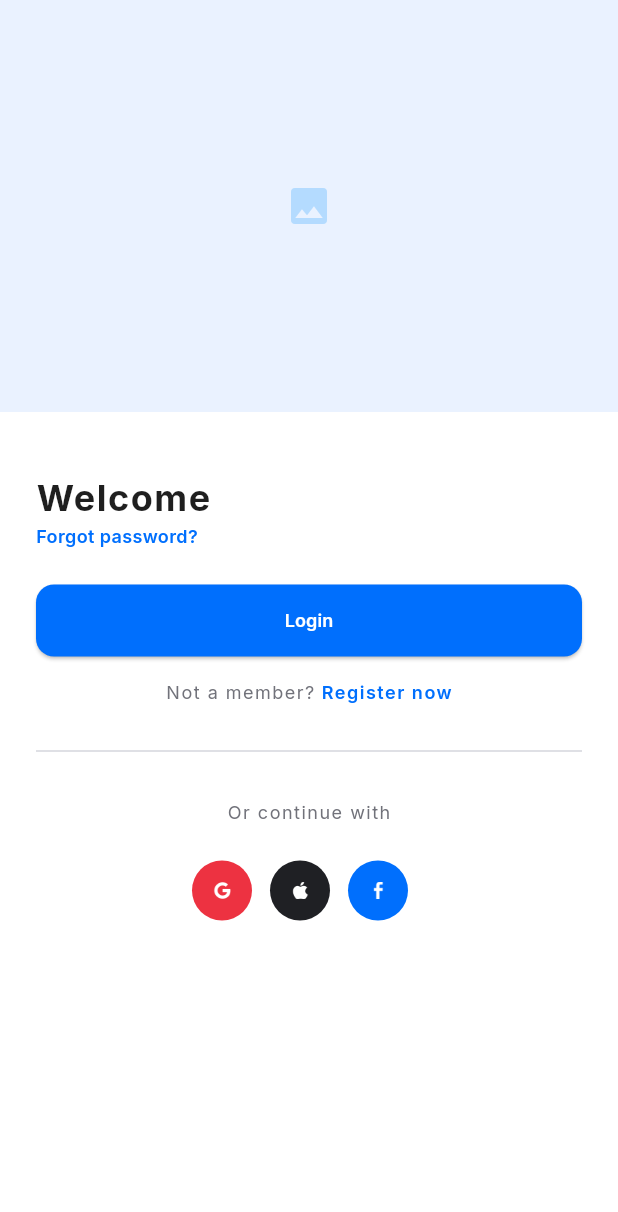
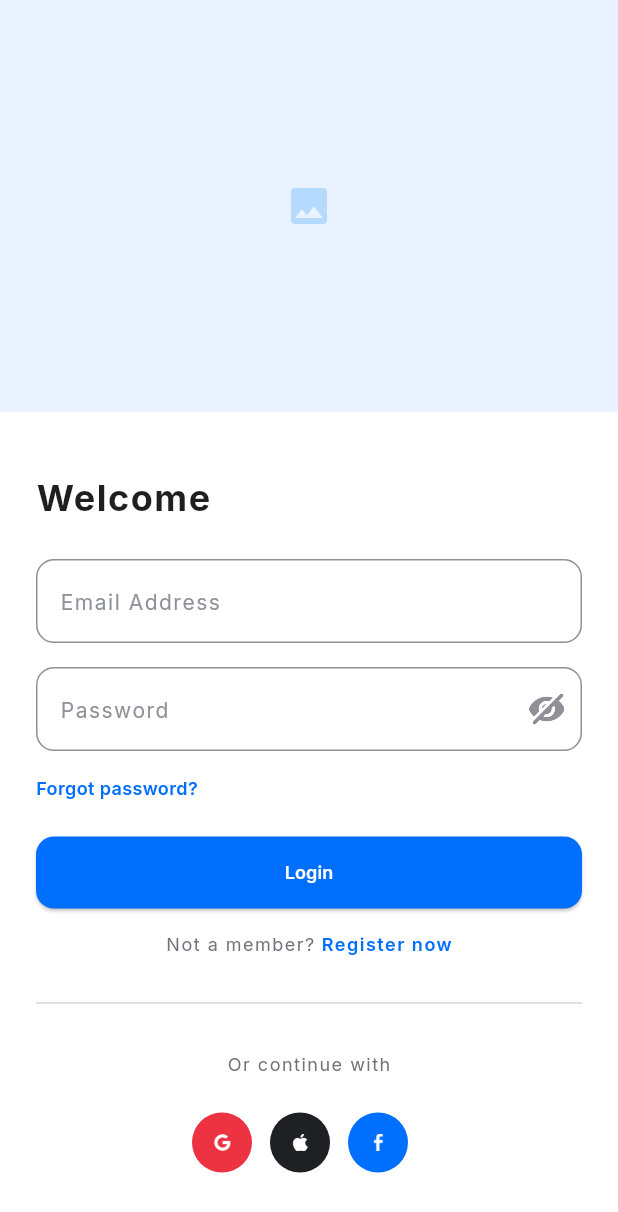
Before and after one commit to rakafajars/slicing_prototyping_kits, a Flutter app: the LoginScreen screen opened directly, on a phone screen of 412 x 824 dp. Shown: the top 1212 px of the screen. Run offline on Flutter 3.47's test engine with Material 3 defaults, Android fonts, the phone set to English and light mode, and no system bars; our stand-ins replace gap, google_fonts.

Commit message:
Fix UI Login

```diff
--- a/lib/screen/login_screen/login_screen.dart
+++ b/lib/screen/login_screen/login_screen.dart
@@ -1,9 +1,12 @@
+import 'package:belajar_slicing_ui/gen/assets.gen.dart';
 import 'package:belajar_slicing_ui/models/login_third_model.dart';
 import 'package:belajar_slicing_ui/utils/color_styles.dart';
 import 'package:belajar_slicing_ui/utils/text_styles.dart';
 import 'package:belajar_slicing_ui/widgets/button_global_widget.dart';
 import 'package:flutter/material.dart';
 import 'package:gap/gap.dart';
+
+import '../../widgets/text_form_field_global_widget.dart';
 
 class LoginScreen extends StatelessWidget {
   const LoginScreen({super.key});
@@ -40,6 +43,22 @@ class LoginScreen extends StatelessWidget {
                     'Welcome',
                     style: TextStyles.h1,
                   ),
+                  const Gap(24),
+                  const TextFormFieldGlobalWidget(
+                    title: 'Email Address',
+                  ),
+                  const Gap(16),
+                  TextFormFieldGlobalWidget(
+                    title: 'Password',
+                    suffixIcon: IconButton(
+                      onPressed: () {},
+                      icon: Assets.icons.eyeInvisible.image(
+                        height: 24,
+                        color: ColorStyles.neutralDarkLightest,
+                      ),
+                    ),
+                  ),
+                  const Gap(16),
                   Text(
                     'Forgot password?',
                     style: TextStyles.actionActionM.copyWith(
--- /dev/null
+++ b/lib/widgets/text_form_field_global_widget.dart
@@ -0,0 +1,34 @@
+import 'package:belajar_slicing_ui/utils/color_styles.dart';
+import 'package:belajar_slicing_ui/utils/text_styles.dart';
+import 'package:flutter/material.dart';
+
+class TextFormFieldGlobalWidget extends StatelessWidget {
+  final String title;
+  final Widget? suffixIcon;
+  const TextFormFieldGlobalWidget(
+      {super.key, required this.title, this.suffixIcon});
+
+  @override
+  Widget build(BuildContext context) {
+    return TextFormField(
+      decoration: InputDecoration(
+        hintText: title,
+        hintStyle: TextStyles.bodyM.copyWith(
+          color: ColorStyles.neutralDarkLightest,
+        ),
+        enabledBorder: _outlineInputBorder(),
+        focusedBorder: _outlineInputBorder(),
+        suffixIcon: suffixIcon,
+      ),
+    );
+  }
+
+  static OutlineInputBorder _outlineInputBorder() {
+    return OutlineInputBorder(
+      borderRadius: BorderRadius.circular(12),
+      borderSide: const BorderSide(
+        color: ColorStyles.neutralDarkLightest,
+      ),
+    );
+  }
+}
```
